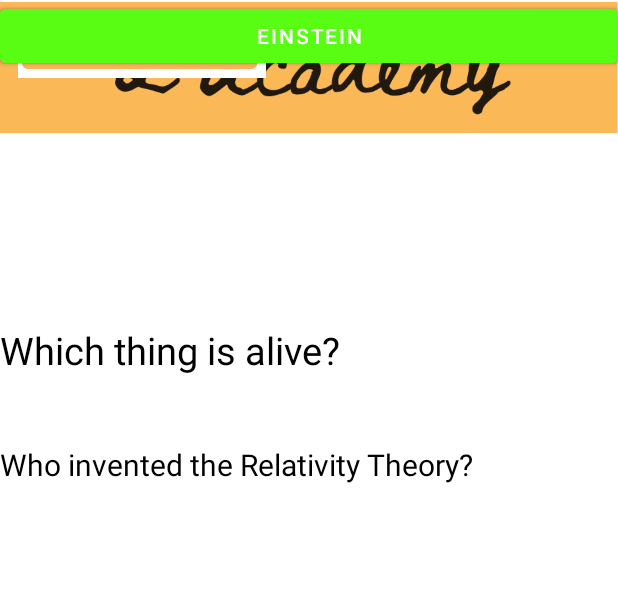
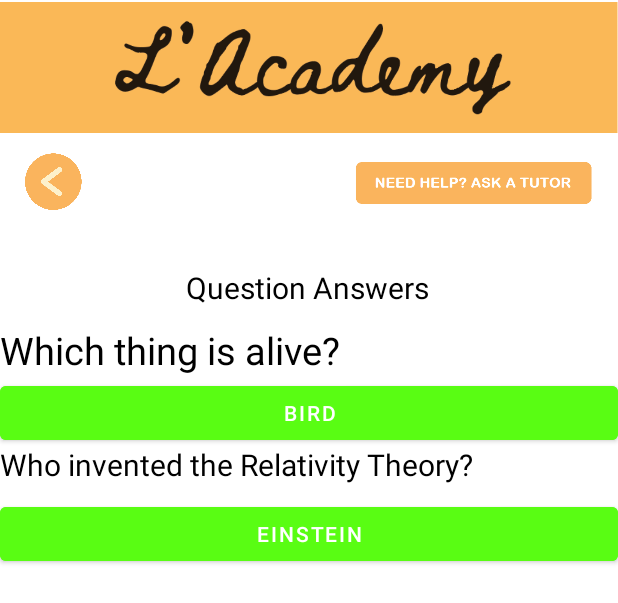
Before and after one commit to ETS-Android5/L-Academy, an Android app: the layout answers_mcq.xml on its own in the app's theme, with its tools: preview values and no code run, on a phone screen of 412 x 824 dp. Shown: the top 603 px of the screen. Run offline under Robolectric (Android 15) with nearby library versions, the phone set to English and light mode, and no system bars.

Commit message:
I have contributed as well

```diff
--- a/MyApplication/app/src/main/res/layout/answers_mcq.xml
+++ b/MyApplication/app/src/main/res/layout/answers_mcq.xml
@@ -18,13 +18,14 @@
         android:id="@+id/choice1"
         android:layout_width="match_parent"
         android:layout_height="wrap_content"
+        android:layout_marginTop="2dp"
         android:backgroundTint="#59FD13"
         android:padding="8dp"
         android:text="bird"
         android:textColor="#fff"
         android:textColorHint="@color/black"
-        tools:layout_editor_absoluteX="0dp"
-        tools:layout_editor_absoluteY="251dp" />
+        app:layout_constraintStart_toStartOf="parent"
+        app:layout_constraintTop_toBottomOf="@+id/textView" />
 
     <TextView
         android:id="@+id/textView3"
@@ -33,8 +34,9 @@
         android:text="Question Answers"
         android:textColor="@color/black"
         android:textSize="20sp"
-        tools:layout_editor_absoluteX="123dp"
-        tools:layout_editor_absoluteY="171dp" />
+        app:layout_constraintBottom_toTopOf="@+id/textView"
+        app:layout_constraintEnd_toEndOf="parent"
+        app:layout_constraintStart_toStartOf="parent" />
 
     <Button
         android:id="@+id/choice2"
@@ -45,8 +47,8 @@
         android:text="Einstein"
         android:textColor="#fff"
         android:textColorHint="@color/black"
-        tools:layout_editor_absoluteX="0dp"
-        tools:layout_editor_absoluteY="335dp" />
+        app:layout_constraintStart_toStartOf="parent"
+        app:layout_constraintTop_toBottomOf="@+id/textView4" />
 
     <TextView
         android:id="@+id/textView4"
@@ -76,10 +78,10 @@
         android:layout_height="62dp"
         android:backgroundTint="#00FFFFFF"
         android:scaleType="fitCenter"
-        android:tint="#00FFFFFF"
+        app:layout_constraintStart_toStartOf="parent"
+        app:layout_constraintTop_toBottomOf="@+id/imageView"
         app:srcCompat="@drawable/back_button"
-        tools:layout_editor_absoluteX="0dp"
-        tools:layout_editor_absoluteY="90dp" />
+        tools:ignore="SpeakableTextPresentCheck" />
 
     <ImageButton
         android:id="@+id/imageButton6"
@@ -87,9 +89,9 @@
         android:layout_height="67dp"
         android:backgroundTint="#00FFFFFF"
         android:scaleType="fitCenter"
-        android:tint="#00FFFFFF"
+        app:layout_constraintEnd_toEndOf="parent"
+        app:layout_constraintTop_toBottomOf="@+id/imageView"
         app:srcCompat="@drawable/need_help"
-        tools:layout_editor_absoluteX="220dp"
-        tools:layout_editor_absoluteY="90dp" />
+        tools:ignore="SpeakableTextPresentCheck" />
 
 </androidx.constraintlayout.widget.ConstraintLayout>
```
